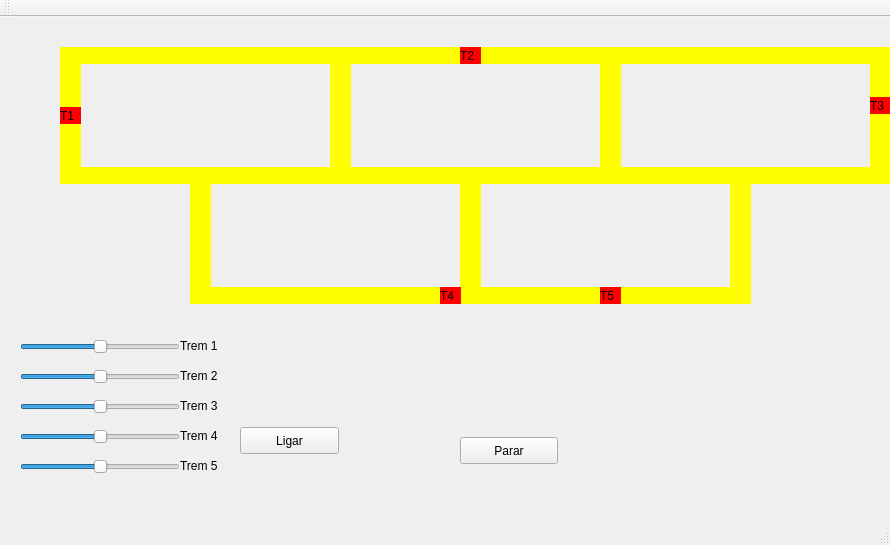
First picture: the form in 2.1-trem/mainwindow.ui, repository ZariTen/SO-UFRN-2021, before the edit.
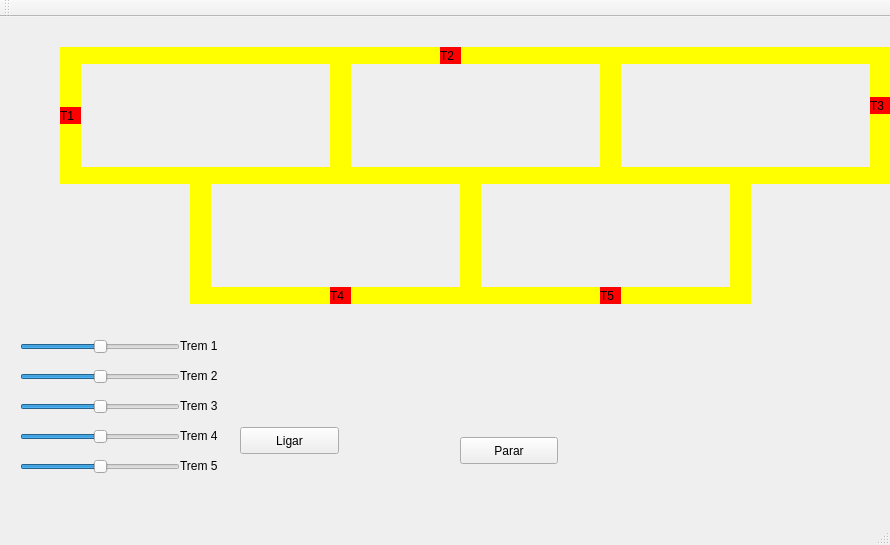
Second picture: the form after the edit.

Commit message: deadlock trem2e4 resolvido

Patch:
```diff
--- a/2.1-trem/mainwindow.ui
+++ b/2.1-trem/mainwindow.ui
@@ -171,7 +171,7 @@
    <widget class="QLabel" name="label_trem2">
     <property name="geometry">
      <rect>
-      <x>460</x>
+      <x>440</x>
       <y>30</y>
       <width>21</width>
       <height>17</height>
@@ -283,7 +283,7 @@
    <widget class="QLabel" name="label_trem4">
     <property name="geometry">
      <rect>
-      <x>440</x>
+      <x>330</x>
       <y>270</y>
       <width>21</width>
       <height>17</height>
```
The commit also changes 1 other file.
